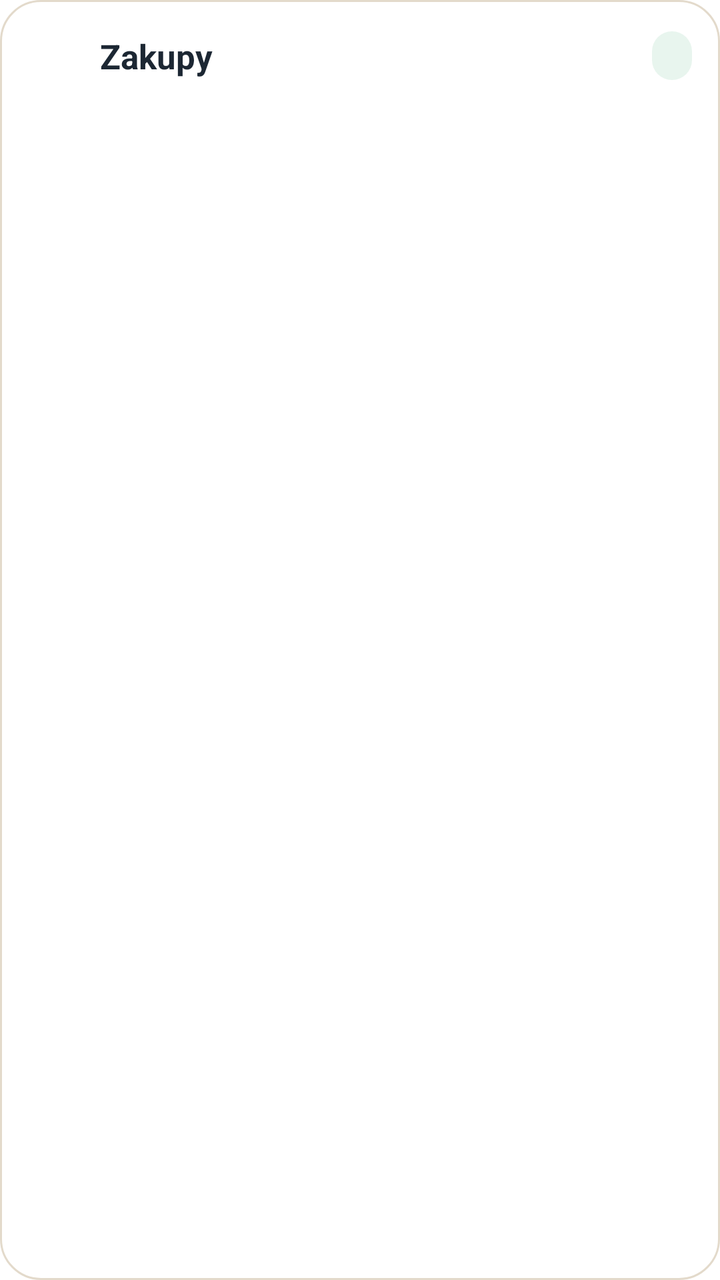
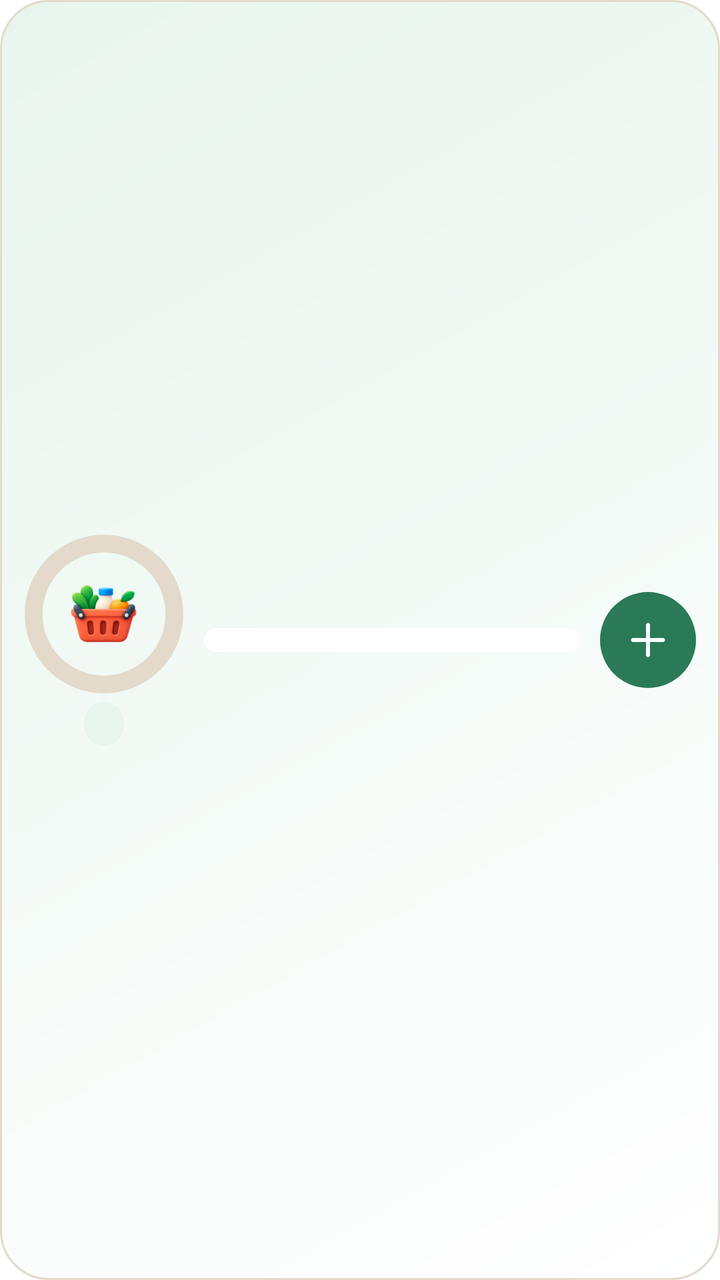

Screens rendered from an Android XML layout before and after an edit, with the pre-edit source and the edit as a unified diff.
<!-- AndroidManifest.xml: fallback theme Theme.MaterialComponents.DayNight.NoActionBar -->
<!-- res/layout/widget_shopping.xml -->
<?xml version="1.0" encoding="utf-8"?>
<LinearLayout xmlns:android="http://schemas.android.com/apk/res/android"
    android:id="@+id/widget_root"
    android:layout_width="match_parent"
    android:layout_height="match_parent"
    android:background="@drawable/widget_bg"
    android:orientation="vertical"
    android:padding="14dp">
    <LinearLayout
        android:layout_width="match_parent"
        android:layout_height="wrap_content"
        android:gravity="center_vertical"
        android:orientation="horizontal">
        <ImageView
            android:id="@+id/widget_header_icon"
            android:layout_width="28dp"
            android:layout_height="28dp"
            android:contentDescription="@null" />
        <TextView
            android:layout_width="0dp"
            android:layout_height="wrap_content"
            android:layout_marginStart="8dp"
            android:layout_weight="1"
            android:text="@string/widget_shopping_title"
            android:textColor="@color/widget_text"
            android:textSize="17sp"
            android:textStyle="bold" />
        <TextView
            android:id="@+id/widget_counter"
            android:layout_width="wrap_content"
            android:layout_height="wrap_content"
            android:background="@drawable/widget_badge"
            android:paddingStart="10dp"
            android:paddingEnd="10dp"
            android:paddingTop="2dp"
            android:paddingBottom="2dp"
            android:textColor="@color/widget_accent"
            android:textSize="15sp"
            android:textStyle="bold" />
    </LinearLayout>
    <LinearLayout android:id="@+id/widget_row1" style="@style/WidgetRow">
        <ImageView android:id="@+id/widget_row1_check" android:layout_width="22dp" android:layout_height="22dp" android:contentDescription="@null" android:src="@drawable/wg_check_empty" />
        <ImageView android:id="@+id/widget_row1_icon" android:layout_width="22dp" android:layout_height="22dp" android:layout_marginStart="8dp" android:contentDescription="@null" android:visibility="gone" />
        <TextView android:id="@+id/widget_row1_text" android:layout_width="0dp" android:layout_height="wrap_content" android:layout_marginStart="8dp" android:layout_weight="1" android:ellipsize="end" android:maxLines="1" android:textColor="@color/widget_text" android:textSize="15sp" />
    </LinearLayout>
    <LinearLayout android:id="@+id/widget_row2" style="@style/WidgetRow">
        <ImageView android:id="@+id/widget_row2_check" android:layout_width="22dp" android:layout_height="22dp" android:contentDescription="@null" android:src="@drawable/wg_check_empty" />
        <ImageView android:id="@+id/widget_row2_icon" android:layout_width="22dp" android:layout_height="22dp" android:layout_marginStart="8dp" android:contentDescription="@null" android:visibility="gone" />
        <TextView android:id="@+id/widget_row2_text" android:layout_width="0dp" android:layout_height="wrap_content" android:layout_marginStart="8dp" android:layout_weight="1" android:ellipsize="end" android:maxLines="1" android:textColor="@color/widget_text" android:textSize="15sp" />
    </LinearLayout>
    <LinearLayout android:id="@+id/widget_row3" style="@style/WidgetRow">
        <ImageView android:id="@+id/widget_row3_check" android:layout_width="22dp" android:layout_height="22dp" android:contentDescription="@null" android:src="@drawable/wg_check_empty" />
        <ImageView android:id="@+id/widget_row3_icon" android:layout_width="22dp" android:layout_height="22dp" android:layout_marginStart="8dp" android:contentDescription="@null" android:visibility="gone" />
        <TextView android:id="@+id/widget_row3_text" android:layout_width="0dp" android:layout_height="wrap_content" android:layout_marginStart="8dp" android:layout_weight="1" android:ellipsize="end" android:maxLines="1" android:textColor="@color/widget_text" android:textSize="15sp" />
    </LinearLayout>
    <LinearLayout android:id="@+id/widget_row4" style="@style/WidgetRow">
        <ImageView android:id="@+id/widget_row4_check" android:layout_width="22dp" android:layout_height="22dp" android:contentDescription="@null" android:src="@drawable/wg_check_empty" />
        <ImageView android:id="@+id/widget_row4_icon" android:layout_width="22dp" android:layout_height="22dp" android:layout_marginStart="8dp" android:contentDescription="@null" android:visibility="gone" />
        <TextView android:id="@+id/widget_row4_text" android:layout_width="0dp" android:layout_height="wrap_content" android:layout_marginStart="8dp" android:layout_weight="1" android:ellipsize="end" android:maxLines="1" android:textColor="@color/widget_text" android:textSize="15sp" />
    </LinearLayout>
    <LinearLayout android:id="@+id/widget_row5" style="@style/WidgetRow">
        <ImageView android:id="@+id/widget_row5_check" android:layout_width="22dp" android:layout_height="22dp" android:contentDescription="@null" android:src="@drawable/wg_check_empty" />
        <ImageView android:id="@+id/widget_row5_icon" android:layout_width="22dp" android:layout_height="22dp" android:layout_marginStart="8dp" android:contentDescription="@null" android:visibility="gone" />
        <TextView android:id="@+id/widget_row5_text" android:layout_width="0dp" android:layout_height="wrap_content" android:layout_marginStart="8dp" android:layout_weight="1" android:ellipsize="end" android:maxLines="1" android:textColor="@color/widget_text" android:textSize="15sp" />
    </LinearLayout>
    <LinearLayout
        android:id="@+id/widget_empty_box"
        android:layout_width="match_parent"
        android:layout_height="wrap_content"
        android:layout_marginTop="8dp"
        android:gravity="center_vertical"
        android:orientation="horizontal"
        android:visibility="gone">
        <ImageView
            android:layout_width="56dp"
            android:layout_height="56dp"
            android:contentDescription="@null"
            android:src="@drawable/wg_bear_resting" />
        <TextView
            android:id="@+id/widget_empty"
            android:layout_width="0dp"
            android:layout_height="wrap_content"
            android:layout_marginStart="10dp"
            android:layout_weight="1"
            android:textColor="@color/widget_muted"
            android:textSize="14sp" />
    </LinearLayout>
    <TextView
        android:id="@+id/widget_next"
        android:layout_width="match_parent"
        android:layout_height="wrap_content"
        android:layout_marginTop="8dp"
        android:ellipsize="end"
        android:maxLines="1"
        android:textColor="@color/widget_muted"
        android:textSize="13sp"
        android:visibility="gone" />
</LinearLayout>
<!-- resources referenced by this layout -->
<resources>
  <color name="widget_accent">#2B7A57</color>
  <color name="widget_muted">#5B6670</color>
  <color name="widget_text">#1C2733</color>
  <!-- drawable wg_bear_resting: png bitmap (drawable-nodpi, 56261 bytes) -->
  <!-- drawable wg_check_empty: png bitmap (drawable-night-nodpi, 1400 bytes) -->
  <!-- drawable widget_badge (drawable) -->
  <?xml version="1.0" encoding="utf-8"?>
  <shape xmlns:android="http://schemas.android.com/apk/res/android" android:shape="rectangle">
      <solid android:color="@color/widget_accent_soft" />
      <corners android:radius="999dp" />
  </shape>
  <!-- drawable widget_bg (drawable) -->
  <?xml version="1.0" encoding="utf-8"?>
  <shape xmlns:android="http://schemas.android.com/apk/res/android" android:shape="rectangle">
      <solid android:color="@color/widget_surface" />
      <stroke android:width="1dp" android:color="@color/widget_border" />
      <corners android:radius="20dp" />
  </shape>
  <string name="widget_shopping_title">Zakupy</string>
  <style name="WidgetRow">
          <item name="android:layout_width">match_parent</item>
          <item name="android:layout_height">wrap_content</item>
          <item name="android:layout_marginTop">8dp</item>
          <item name="android:orientation">horizontal</item>
          <item name="android:gravity">center_vertical</item>
          <item name="android:visibility">gone</item>
      </style>
  <color name="widget_accent_soft">#E8F5EE</color>
  <color name="widget_surface">#FFFFFF</color>
  <color name="widget_border">#E3DACB</color>
</resources>

<!-- the commit's change to res/layout/widget_shopping.xml (unified diff, before → after) -->
@@ -4,95 +4,123 @@
     android:layout_width="match_parent"
     android:layout_height="match_parent"
     android:background="@drawable/widget_bg"
-    android:orientation="vertical"
-    android:padding="14dp">
+    android:gravity="center_vertical"
+    android:orientation="horizontal"
+    android:padding="12dp">
     <LinearLayout
-        android:layout_width="match_parent"
+        android:layout_width="wrap_content"
         android:layout_height="wrap_content"
-        android:gravity="center_vertical"
-        android:orientation="horizontal">
-        <ImageView
-            android:id="@+id/widget_header_icon"
-            android:layout_width="28dp"
-            android:layout_height="28dp"
-            android:contentDescription="@null" />
-        <TextView
-            android:layout_width="0dp"
-            android:layout_height="wrap_content"
-            android:layout_marginStart="8dp"
-            android:layout_weight="1"
-            android:text="@string/widget_shopping_title"
-            android:textColor="@color/widget_text"
-            android:textSize="17sp"
-            android:textStyle="bold" />
+        android:gravity="center"
+        android:orientation="vertical">
+        <FrameLayout
+            android:layout_width="80dp"
+            android:layout_height="80dp">
+            <ProgressBar
+                android:id="@+id/widget_ring"
+                style="?android:attr/progressBarStyleHorizontal"
+                android:layout_width="80dp"
+                android:layout_height="80dp"
+                android:indeterminate="false"
+                android:max="100"
+                android:progress="0"
+                android:progressDrawable="@drawable/widget_ring" />
+            <ImageView
+                android:layout_width="38dp"
+                android:layout_height="38dp"
+                android:layout_gravity="center"
+                android:contentDescription="@null"
+                android:src="@drawable/wg_basket" />
+        </FrameLayout>
         <TextView
             android:id="@+id/widget_counter"
             android:layout_width="wrap_content"
             android:layout_height="wrap_content"
+            android:layout_marginTop="4dp"
             android:background="@drawable/widget_badge"
             android:paddingStart="10dp"
             android:paddingEnd="10dp"
             android:paddingTop="2dp"
             android:paddingBottom="2dp"
             android:textColor="@color/widget_accent"
-            android:textSize="15sp"
+            android:textSize="13sp"
             android:textStyle="bold" />
     </LinearLayout>
-    <LinearLayout android:id="@+id/widget_row1" style="@style/WidgetRow">
-        <ImageView android:id="@+id/widget_row1_check" android:layout_width="22dp" android:layout_height="22dp" android:contentDescription="@null" android:src="@drawable/wg_check_empty" />
-        <ImageView android:id="@+id/widget_row1_icon" android:layout_width="22dp" android:layout_height="22dp" android:layout_marginStart="8dp" android:contentDescription="@null" android:visibility="gone" />
-        <TextView android:id="@+id/widget_row1_text" android:layout_width="0dp" android:layout_height="wrap_content" android:layout_marginStart="8dp" android:layout_weight="1" android:ellipsize="end" android:maxLines="1" android:textColor="@color/widget_text" android:textSize="15sp" />
+    <LinearLayout
+        android:layout_width="0dp"
+        android:layout_height="wrap_content"
+        android:layout_marginStart="10dp"
+        android:layout_weight="1"
+        android:background="@drawable/widget_inner_bg"
+        android:orientation="vertical"
+        android:paddingStart="10dp"
+        android:paddingEnd="10dp"
+        android:paddingTop="4dp"
+        android:paddingBottom="8dp">
+        <LinearLayout android:id="@+id/widget_row1" style="@style/WidgetRow">
+            <ImageView android:id="@+id/widget_row1_check" android:layout_width="22dp" android:layout_height="22dp" android:contentDescription="@null" android:src="@drawable/wg_check_empty" />
+            <ImageView android:id="@+id/widget_row1_icon" android:layout_width="20dp" android:layout_height="20dp" android:layout_marginStart="8dp" android:contentDescription="@null" android:visibility="gone" />
+            <TextView android:id="@+id/widget_row1_text" android:layout_width="0dp" android:layout_height="wrap_content" android:layout_marginStart="8dp" android:layout_weight="1" android:ellipsize="end" android:maxLines="1" android:textColor="@color/widget_text" android:textSize="14sp" />
+        </LinearLayout>
+        <LinearLayout android:id="@+id/widget_row2" style="@style/WidgetRow">
+            <ImageView android:id="@+id/widget_row2_check" android:layout_width="22dp" android:layout_height="22dp" android:contentDescription="@null" android:src="@drawable/wg_check_empty" />
+            <ImageView android:id="@+id/widget_row2_icon" android:layout_width="20dp" android:layout_height="20dp" android:layout_marginStart="8dp" android:contentDescription="@null" android:visibility="gone" />
+            <TextView android:id="@+id/widget_row2_text" android:layout_width="0dp" android:layout_height="wrap_content" android:layout_marginStart="8dp" android:layout_weight="1" android:ellipsize="end" android:maxLines="1" android:textColor="@color/widget_text" android:textSize="14sp" />
+        </LinearLayout>
+        <LinearLayout android:id="@+id/widget_row3" style="@style/WidgetRow">
+            <ImageView android:id="@+id/widget_row3_check" android:layout_width="22dp" android:layout_height="22dp" android:contentDescription="@null" android:src="@drawable/wg_check_empty" />
+            <ImageView android:id="@+id/widget_row3_icon" android:layout_width="20dp" android:layout_height="20dp" android:layout_marginStart="8dp" android:contentDescription="@null" android:visibility="gone" />
+            <TextView android:id="@+id/widget_row3_text" android:layout_width="0dp" android:layout_height="wrap_content" android:layout_marginStart="8dp" android:layout_weight="1" android:ellipsize="end" android:maxLines="1" android:textColor="@color/widget_text" android:textSize="14sp" />
+        </LinearLayout>
+        <LinearLayout android:id="@+id/widget_row4" style="@style/WidgetRow">
+            <ImageView android:id="@+id/widget_row4_check" android:layout_width="22dp" android:layout_height="22dp" android:contentDescription="@null" android:src="@drawable/wg_check_empty" />
+            <ImageView android:id="@+id/widget_row4_icon" android:layout_width="20dp" android:layout_height="20dp" android:layout_marginStart="8dp" android:contentDescription="@null" android:visibility="gone" />
+            <TextView android:id="@+id/widget_row4_text" android:layout_width="0dp" android:layout_height="wrap_content" android:layout_marginStart="8dp" android:layout_weight="1" android:ellipsize="end" android:maxLines="1" android:textColor="@color/widget_text" android:textSize="14sp" />
+        </LinearLayout>
+        <LinearLayout android:id="@+id/widget_row5" style="@style/WidgetRow">
+            <ImageView android:id="@+id/widget_row5_check" android:layout_width="22dp" android:layout_height="22dp" android:contentDescription="@null" android:src="@drawable/wg_check_empty" />
+            <ImageView android:id="@+id/widget_row5_icon" android:layout_width="20dp" android:layout_height="20dp" android:layout_marginStart="8dp" android:contentDescription="@null" android:visibility="gone" />
+            <TextView android:id="@+id/widget_row5_text" android:layout_width="0dp" android:layout_height="wrap_content" android:layout_marginStart="8dp" android:layout_weight="1" android:ellipsize="end" android:maxLines="1" android:textColor="@color/widget_text" android:textSize="14sp" />
+        </LinearLayout>
+        <LinearLayout
+            android:id="@+id/widget_empty_box"
+            android:layout_width="match_parent"
+            android:layout_height="wrap_content"
+            android:layout_marginTop="6dp"
+            android:gravity="center_vertical"
+            android:orientation="horizontal"
+            android:visibility="gone">
+            <ImageView
+                android:layout_width="40dp"
+                android:layout_height="40dp"
+                android:contentDescription="@null"
+                android:src="@drawable/wg_bear_resting" />
+            <TextView
+                android:id="@+id/widget_empty"
+                android:layout_width="0dp"
+                android:layout_height="wrap_content"
+                android:layout_marginStart="8dp"
+                android:layout_weight="1"
+                android:textColor="@color/widget_muted"
+                android:textSize="13sp" />
+        </LinearLayout>
+        <TextView
+            android:id="@+id/widget_next"
+            android:layout_width="match_parent"
+            android:layout_height="wrap_content"
+            android:layout_marginTop="6dp"
+            android:ellipsize="end"
+            android:maxLines="1"
+            android:textColor="@color/widget_muted"
+            android:textSize="12sp"
+            android:visibility="gone" />
     </LinearLayout>
-    <LinearLayout android:id="@+id/widget_row2" style="@style/WidgetRow">
-        <ImageView android:id="@+id/widget_row2_check" android:layout_width="22dp" android:layout_height="22dp" android:contentDescription="@null" android:src="@drawable/wg_check_empty" />
-        <ImageView android:id="@+id/widget_row2_icon" android:layout_width="22dp" android:layout_height="22dp" android:layout_marginStart="8dp" android:contentDescription="@null" android:visibility="gone" />
-        <TextView android:id="@+id/widget_row2_text" android:layout_width="0dp" android:layout_height="wrap_content" android:layout_marginStart="8dp" android:layout_weight="1" android:ellipsize="end" android:maxLines="1" android:textColor="@color/widget_text" android:textSize="15sp" />
-    </LinearLayout>
-    <LinearLayout android:id="@+id/widget_row3" style="@style/WidgetRow">
-        <ImageView android:id="@+id/widget_row3_check" android:layout_width="22dp" android:layout_height="22dp" android:contentDescription="@null" android:src="@drawable/wg_check_empty" />
-        <ImageView android:id="@+id/widget_row3_icon" android:layout_width="22dp" android:layout_height="22dp" android:layout_marginStart="8dp" android:contentDescription="@null" android:visibility="gone" />
-        <TextView android:id="@+id/widget_row3_text" android:layout_width="0dp" android:layout_height="wrap_content" android:layout_marginStart="8dp" android:layout_weight="1" android:ellipsize="end" android:maxLines="1" android:textColor="@color/widget_text" android:textSize="15sp" />
-    </LinearLayout>
-    <LinearLayout android:id="@+id/widget_row4" style="@style/WidgetRow">
-        <ImageView android:id="@+id/widget_row4_check" android:layout_width="22dp" android:layout_height="22dp" android:contentDescription="@null" android:src="@drawable/wg_check_empty" />
-        <ImageView android:id="@+id/widget_row4_icon" android:layout_width="22dp" android:layout_height="22dp" android:layout_marginStart="8dp" android:contentDescription="@null" android:visibility="gone" />
-        <TextView android:id="@+id/widget_row4_text" android:layout_width="0dp" android:layout_height="wrap_content" android:layout_marginStart="8dp" android:layout_weight="1" android:ellipsize="end" android:maxLines="1" android:textColor="@color/widget_text" android:textSize="15sp" />
-    </LinearLayout>
-    <LinearLayout android:id="@+id/widget_row5" style="@style/WidgetRow">
-        <ImageView android:id="@+id/widget_row5_check" android:layout_width="22dp" android:layout_height="22dp" android:contentDescription="@null" android:src="@drawable/wg_check_empty" />
-        <ImageView android:id="@+id/widget_row5_icon" android:layout_width="22dp" android:layout_height="22dp" android:layout_marginStart="8dp" android:contentDescription="@null" android:visibility="gone" />
-        <TextView android:id="@+id/widget_row5_text" android:layout_width="0dp" android:layout_height="wrap_content" android:layout_marginStart="8dp" android:layout_weight="1" android:ellipsize="end" android:maxLines="1" android:textColor="@color/widget_text" android:textSize="15sp" />
-    </LinearLayout>
-    <LinearLayout
-        android:id="@+id/widget_empty_box"
-        android:layout_width="match_parent"
-        android:layout_height="wrap_content"
-        android:layout_marginTop="8dp"
-        android:gravity="center_vertical"
-        android:orientation="horizontal"
-        android:visibility="gone">
-        <ImageView
-            android:layout_width="56dp"
-            android:layout_height="56dp"
-            android:contentDescription="@null"
-            android:src="@drawable/wg_bear_resting" />
-        <TextView
-            android:id="@+id/widget_empty"
-            android:layout_width="0dp"
-            android:layout_height="wrap_content"
-            android:layout_marginStart="10dp"
-            android:layout_weight="1"
-            android:textColor="@color/widget_muted"
-            android:textSize="14sp" />
-    </LinearLayout>
-    <TextView
-        android:id="@+id/widget_next"
-        android:layout_width="match_parent"
-        android:layout_height="wrap_content"
-        android:layout_marginTop="8dp"
-        android:ellipsize="end"
-        android:maxLines="1"
-        android:textColor="@color/widget_muted"
-        android:textSize="13sp"
-        android:visibility="gone" />
+    <ImageView
+        android:id="@+id/widget_add"
+        android:layout_width="48dp"
+        android:layout_height="48dp"
+        android:layout_marginStart="10dp"
+        android:background="@drawable/widget_plus_bg"
+        android:contentDescription="@string/widget_add"
+        android:padding="12dp"
+        android:src="@drawable/wg_plus" />
 </LinearLayout>
<!-- resource entries referenced after the edit -->
@@ -3,8 +3,10 @@
   <color name="widget_accent">#2B7A57</color>
   <color name="widget_muted">#5B6670</color>
   <color name="widget_text">#1C2733</color>
+  <!-- drawable wg_basket: png bitmap (drawable-nodpi, 18327 bytes) -->
   <!-- drawable wg_bear_resting: png bitmap (drawable-nodpi, 56261 bytes) -->
   <!-- drawable wg_check_empty: png bitmap (drawable-night-nodpi, 1400 bytes) -->
+  <!-- drawable wg_plus: png bitmap (drawable-nodpi, 458 bytes) -->
   <!-- drawable widget_badge (drawable) -->
   <?xml version="1.0" encoding="utf-8"?>
   <shape xmlns:android="http://schemas.android.com/apk/res/android" android:shape="rectangle">
@@ -14,11 +16,36 @@
   <!-- drawable widget_bg (drawable) -->
   <?xml version="1.0" encoding="utf-8"?>
   <shape xmlns:android="http://schemas.android.com/apk/res/android" android:shape="rectangle">
+      <gradient android:angle="315" android:startColor="@color/widget_accent_soft" android:endColor="@color/widget_surface" android:type="linear" />
+      <stroke android:width="1dp" android:color="@color/widget_border" />
+      <corners android:radius="24dp" />
+  </shape>
+  <!-- drawable widget_inner_bg (drawable) -->
+  <?xml version="1.0" encoding="utf-8"?>
+  <shape xmlns:android="http://schemas.android.com/apk/res/android" android:shape="rectangle">
       <solid android:color="@color/widget_surface" />
-      <stroke android:width="1dp" android:color="@color/widget_border" />
-      <corners android:radius="20dp" />
+      <corners android:radius="16dp" />
   </shape>
-  <string name="widget_shopping_title">Zakupy</string>
+  <!-- drawable widget_plus_bg (drawable) -->
+  <?xml version="1.0" encoding="utf-8"?>
+  <shape xmlns:android="http://schemas.android.com/apk/res/android" android:shape="oval">
+      <solid android:color="@color/widget_accent" />
+  </shape>
+  <!-- drawable widget_ring (drawable) -->
+  <?xml version="1.0" encoding="utf-8"?>
+  <layer-list xmlns:android="http://schemas.android.com/apk/res/android">
+      <item android:id="@android:id/background">
+          <shape android:shape="ring" android:innerRadiusRatio="2.6" android:thicknessRatio="9" android:useLevel="false">
+              <solid android:color="@color/widget_border" />
+          </shape>
+      </item>
+      <item android:id="@android:id/progress">
+          <shape android:shape="ring" android:innerRadiusRatio="2.6" android:thicknessRatio="9" android:useLevel="true">
+              <solid android:color="@color/widget_accent" />
+          </shape>
+      </item>
+  </layer-list>
+  <string name="widget_add">Dodaj</string>
   <style name="WidgetRow">
           <item name="android:layout_width">match_parent</item>
           <item name="android:layout_height">wrap_content</item>
